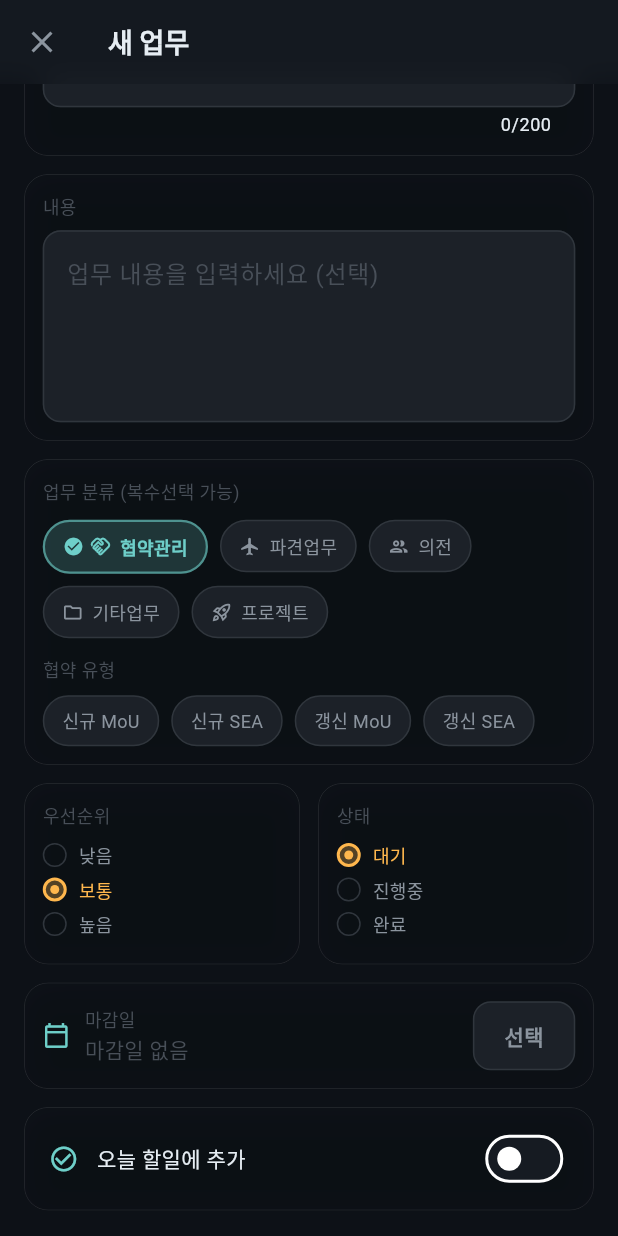
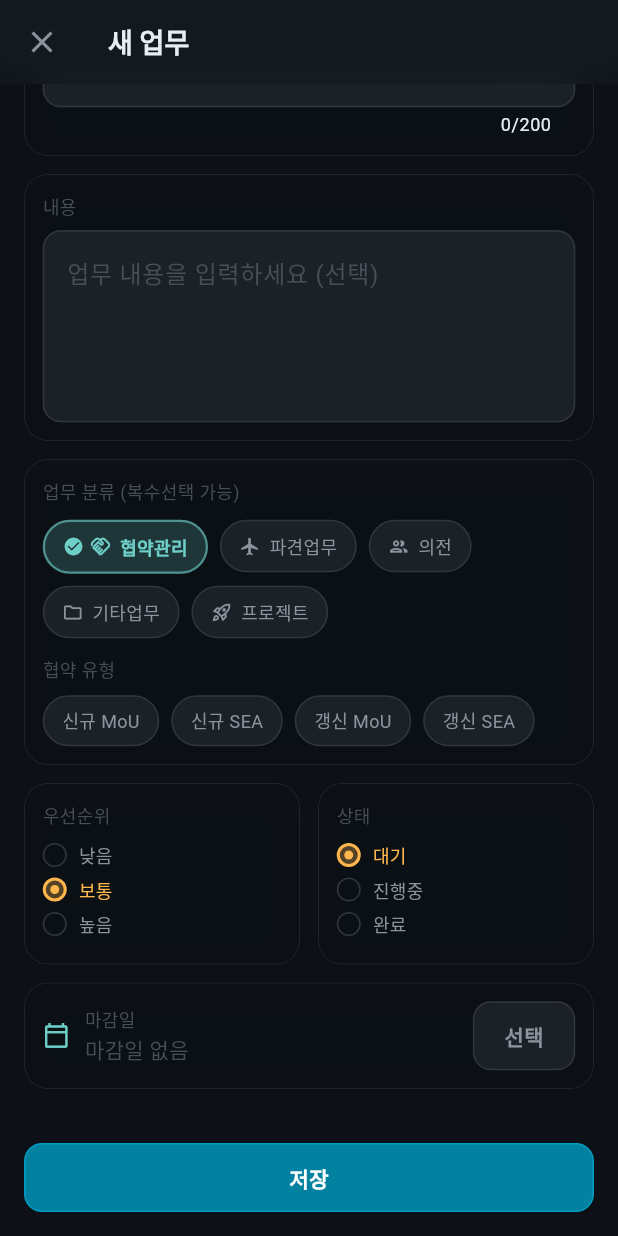
Before and after one commit to isaquinho9610-cell/gosimbago, a Flutter app: the screen it shows once a user with an empty profile is signed in, item 4 of the bottom bar chosen, scrolled down 95 dp, on a phone screen of 412 x 824 dp. Run offline on Flutter 3.47's test engine with Material 3 defaults, Android fonts, the phone set to English and light mode, and no system bars; our stand-ins replace drift, flutter_animate, flutter_riverpod, flutter_secure_storage, go_router, supabase_flutter and 1 more; accounts and stored records are empty; generated files the repository leaves out were written again.

Commit message:
Remove daily todo toggle from task form
Co-Authored-By: Claude Opus 4.6 (1M context) <noreply@anthropic.com>

```diff
--- a/lib/presentation/screens/task_form/task_form_screen.dart
+++ b/lib/presentation/screens/task_form/task_form_screen.dart
@@ -414,22 +414,6 @@ class _TaskFormScreenState extends ConsumerState<TaskFormScreen> {
             ),
             const SizedBox(height: 12),
 
-            // Daily todo toggle
-            GlassCard(
-              padding: const EdgeInsets.symmetric(horizontal: 16, vertical: 10),
-              child: Row(
-                children: [
-                  const Icon(Icons.check_circle_outline, color: AppColors.lightBlue, size: 20),
-                  const SizedBox(width: 12),
-                  const Expanded(child: Text(AppStrings.fieldAddToDailyTodo, style: TextStyle(color: AppColors.textPrimary))),
-                  Switch(
-                    value: _isDailyTodo,
-                    onChanged: (v) => setState(() => _isDailyTodo = v),
-                    activeThumbColor: AppColors.lightBlue,
-                  ),
-                ],
-              ),
-            ),
             const SizedBox(height: 24),
 
             // Save button
```
